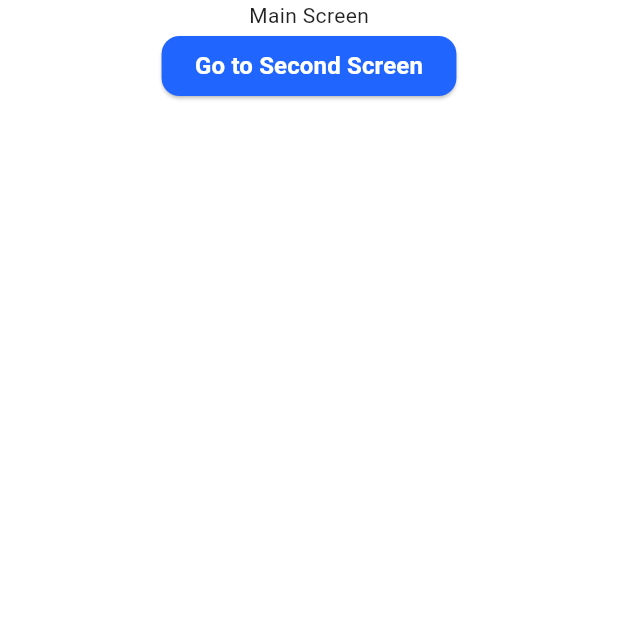
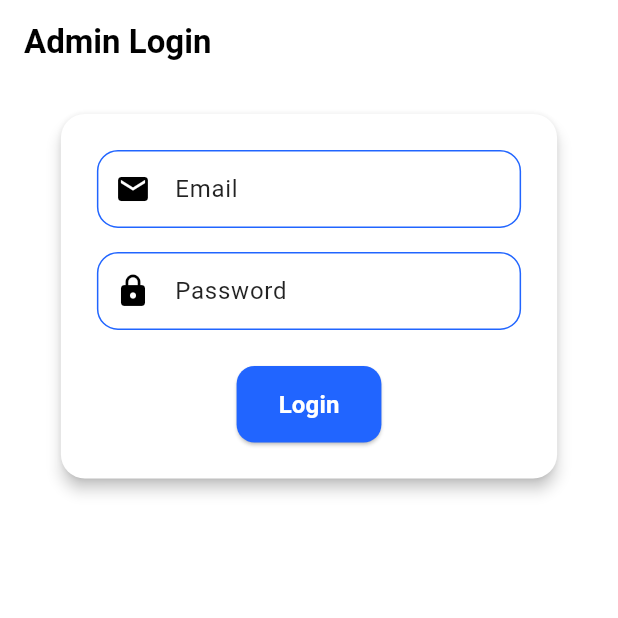
Before and after one commit to FSDTeam-SAA/flutter-david-weijian-test, a Flutter app: the screen it shows after launch, on a phone screen of 412 x 824 dp, the top half of it. Run offline on Flutter 3.47's test engine with Material 3 defaults, Android fonts, the phone set to English and light mode, and no system bars; our stand-ins replace dio, flutter_secure_storage, get.

Commit message:
Implement Login

```diff
--- a/lib/core/constants/api_constants.dart
+++ b/lib/core/constants/api_constants.dart
@@ -0,0 +1,28 @@
+class ApiConstants {
+  // Access the base URL from the .env file
+  static final String baseUrl = 'https://backend-david-weijian.onrender.com/api/v1';
+
+  static String get adminLoginEndpoint => '$baseUrl/admin/login';
+  static String get usersEndpoint => '$baseUrl/admin/all-users';
+
+  static String get contactDetailsEndpoint => '$baseUrl/admin/contact-details';
+  static String get bugReportEndpoint => '$baseUrl/admin/bug-report';
+  static String get allReviewsEndpoint => '$baseUrl/admin/all-review';
+
+  static String get testCentresEndpoint => '$baseUrl/admin/all-test-centre';
+
+  static String get routesEndpoint => '$baseUrl/route-details/route';
+
+  // post
+  static String get addTestCentreEndpoint => '$baseUrl/admin/add-test-centre';
+  static String get createRouteEndpoint => '$baseUrl/admin/create-route';
+
+  // put
+  static String get updateTestCentreEndpoint => '$baseUrl/admin/update-test-centre';
+  static String get updateRouteEndpoint => '$baseUrl/admin/update-route/';
+
+  // delete
+  static String get deleteTestCentreEndpoint => '$baseUrl/admin/delete-test-centre';
+  static String get deleteRouteEndpoint => '$baseUrl/admin/delete-route';
+
+}
--- a/lib/core/constants/key_constants.dart
+++ b/lib/core/constants/key_constants.dart
@@ -0,0 +1,3 @@
+abstract class KeyConstants {
+  static final String accessToken = 'accessToken';
+}
--- a/lib/core/network/api_client.dart
+++ b/lib/core/network/api_client.dart
@@ -0,0 +1,50 @@
+import 'package:david_weijian_test/core/constants/api_constants.dart';
+import 'package:david_weijian_test/core/services/secure_storage_service.dart';
+import 'package:dio/dio.dart';
+
+class ApiClient {
+  static final Dio _dio = Dio(BaseOptions(
+    baseUrl: ApiConstants.baseUrl,
+    connectTimeout: const Duration(seconds: 30),
+  ));
+
+  static void init() {
+    // Add interceptors
+    _dio.interceptors.add(InterceptorsWrapper(
+      onRequest: (options, handler) async {
+        // Add auth token if exists
+        final token = await _getAuthToken();
+        if (token != null) {
+          options.headers['Authorization'] = 'Bearer $token';
+        }
+        return handler.next(options);
+      },
+      onError: (DioException e, handler) {
+        throw _handleError(e); // Convert to user-friendly errors
+      },
+    ));
+  }
+
+  static Future<String?> _getAuthToken() async {
+    SecureStorageService secureStorage = SecureStorageService();
+    String? token = await secureStorage.getAccessToken();
+    if (token != null && token.isNotEmpty) {
+      return token;
+    }
+    return null;
+  }
+
+  static Exception _handleError(DioException e) {
+    if (e.response?.statusCode == 401) {
+      return Exception('Session expired - Please login again');
+    }
+    return Exception('Network error: ${e.message}');
+  }
+
+  // Example GET request
+  static Future<Response> get(String path) async => _dio.get(path);
+
+  // Example POST request
+  static Future<Response> post(String path, dynamic data) async =>
+      _dio.post(path, data: data);
+}
--- /dev/null
+++ b/lib/core/routes/app_pages.dart
@@ -0,0 +1,33 @@
+import 'package:david_weijian_test/core/routes/app_routes.dart';
+import 'package:david_weijian_test/presentation/bindings/auth_binding.dart';
+import 'package:david_weijian_test/presentation/bindings/splash_binding.dart';
+import 'package:david_weijian_test/presentation/screens/auth/login_screen.dart';
+import 'package:david_weijian_test/presentation/screens/dashboard/dashboard_screen.dart';
+import 'package:david_weijian_test/presentation/screens/splash_screen.dart';
+import 'package:get/get.dart';
+
+
+abstract class AppPages {
+  static final routes = [
+    GetPage(
+      name: Routes.splash,
+      page: () => const SplashScreen(),
+      binding: SplashBinding(),
+    ),
+
+    GetPage(
+      name: Routes.login,
+      page: () => LoginScreen(),
+      binding: AuthBinding(),
+    ),
+    GetPage(
+      name: Routes.dashboard,
+      page: () => const DashboardScreen(),
+      // bindings: [
+      //   DashboardBinding(),
+      //   UserBinding(),
+      // ],
+      // middlewares: [AuthMiddleware()],
+    ),
+  ];
+}
--- /dev/null
+++ b/lib/core/routes/app_routes.dart
@@ -0,0 +1,8 @@
+abstract class Routes {
+  static const splash = '/';
+  static const login = '/login';
+  static const dashboard = '/dashboard';
+  static const userProfile = '/user-profile';
+  static const settings = '/settings';
+  static const notFound = '/404';
+}
--- a/lib/core/services/secure_storage_service.dart
+++ b/lib/core/services/secure_storage_service.dart
@@ -0,0 +1,21 @@
+import 'package:david_weijian_test/core/constants/key_constants.dart';
+import 'package:flutter_secure_storage/flutter_secure_storage.dart';
+
+class SecureStorageService {
+  final FlutterSecureStorage _storage = const FlutterSecureStorage();
+
+  // Save access token
+  Future<void> saveAccessToken(String token) async {
+    await _storage.write(key: KeyConstants.accessToken, value: token);
+  }
+
+  // Get access token
+  Future<String?> getAccessToken() async {
+    return await _storage.read(key: KeyConstants.accessToken);
+  }
+
+  // Delete access token (for logout)
+  Future<void> deleteAccessToken() async {
+    await _storage.delete(key: KeyConstants.accessToken);
+  }
+}
--- a/lib/data/repositories/auth_repository_impl.dart
+++ b/lib/data/repositories/auth_repository_impl.dart
@@ -0,0 +1,28 @@
+// data/repositories/auth_repository_impl.dart
+import 'package:david_weijian_test/core/constants/api_constants.dart';
+import 'package:david_weijian_test/core/network/api_client.dart';
+import 'package:david_weijian_test/core/services/secure_storage_service.dart';
+import 'package:david_weijian_test/data/models/auth/auth_model.dart';
+import 'package:david_weijian_test/domain/repositories/auth_repository.dart';
+
+class AuthRepositoryImpl implements AuthRepository {
+  final SecureStorageService storage;
+
+  AuthRepositoryImpl({ required this.storage});
+
+  @override
+  Future<void> logout() async {
+    await storage.deleteAccessToken();
+  }
+
+  @override
+  Future<AuthResponse> login(String email, String password) async {
+    final response = await
+    ApiClient.post(
+      ApiConstants.adminLoginEndpoint,
+      {'email': email, 'password': password},
+    );
+
+    return AuthResponse.fromJson(response.data);
+  }
+}
--- /dev/null
+++ b/lib/domain/repositories/auth_repository.dart
@@ -0,0 +1,6 @@
+import 'package:david_weijian_test/data/models/auth/auth_model.dart';
+
+abstract class AuthRepository {
+  Future<AuthResponse> login(String email, String password);
+  Future<void> logout();
+}
--- a/lib/main.dart
+++ b/lib/main.dart
@@ -1,3 +1,5 @@
+import 'package:david_weijian_test/core/routes/app_pages.dart';
+import 'package:david_weijian_test/core/routes/app_routes.dart';
 import 'package:david_weijian_test/presentation/screens/main_screen.dart';
 import 'package:david_weijian_test/presentation/screens/second_screen.dart';
 import 'package:david_weijian_test/presentation/theme/app_theme.dart';
@@ -18,11 +20,8 @@ class MyApp extends StatelessWidget {
       debugShowCheckedModeBanner: false,
       title: 'Flutter Demo',
       theme: AppThemes.appThemeData,
-      initialRoute: '/',
-      getPages: [
-        GetPage(name: '/', page: () => MainScreen()),
-        GetPage(name: '/second', page: () => SecondScreen()),
-      ],
+      initialRoute: Routes.splash,
+      getPages: AppPages.routes,
     );
   }
 }
--- a/lib/presentation/bindings/auth_binding.dart
+++ b/lib/presentation/bindings/auth_binding.dart
@@ -0,0 +1,10 @@
+import 'package:david_weijian_test/presentation/controllers/auth_controller.dart';
+import 'package:get/get.dart';
+
+class AuthBinding implements Bindings {
+  @override
+  void dependencies() {
+    // Lazy load the LoginController when it's needed
+    Get.lazyPut(() => AuthController());
+  }
+}
--- a/lib/presentation/controllers/auth_controller.dart
+++ b/lib/presentation/controllers/auth_controller.dart
@@ -0,0 +1,63 @@
+
+import 'package:david_weijian_test/core/network/api_client.dart';
+import 'package:david_weijian_test/core/routes/app_routes.dart';
+import 'package:david_weijian_test/core/services/secure_storage_service.dart';
+import 'package:david_weijian_test/data/repositories/auth_repository_impl.dart';
+import 'package:get/get.dart';
+
+class AuthController extends GetxController {
+  final ApiClient _apiService = ApiClient();
+  final SecureStorageService _secureStorage = SecureStorageService();
+  var isLoading = false.obs;
+  var isLoggedIn = false.obs;
+  var accessToken = ''.obs;
+
+  final AuthRepositoryImpl _authRepository = AuthRepositoryImpl(storage: SecureStorageService());
+
+  @override
+  void onInit() {
+    checkLoginStatus();
+    super.onInit();
+  }
+
+  // Check if the user is already logged in
+  Future<void> checkLoginStatus() async {
+    isLoading(true);
+    final token = await _secureStorage.getAccessToken();
+    if (token != null) {
+      isLoggedIn(true);
+      accessToken(token);
+    }
+    isLoading(false);
+  }
+
+  // Admin login
+  Future<void> adminLogin(String email, String password) async {
+    try {
+      isLoading(true);
+      final response = await _authRepository.login(email, password);
+      if (response.status) {
+        isLoggedIn(true);
+        accessToken(response.accessToken ?? '');
+        await _secureStorage.saveAccessToken(
+          response.accessToken!,
+        ); // Save token
+        Get.offAllNamed(Routes.dashboard);
+      } else {
+        Get.snackbar('Error', response.message);
+      }
+    } catch (e) {
+      Get.snackbar('Error', e.toString());
+    } finally {
+      isLoading(false);
+    }
+  }
+
+  // Logout the admin
+  Future<void> logout() async {
+    isLoggedIn(false);
+    accessToken('');
+    await _secureStorage.deleteAccessToken(); // Delete token
+    Get.offAllNamed(Routes.login);
+  }
+}
--- a/lib/presentation/screens/auth/login_screen.dart
+++ b/lib/presentation/screens/auth/login_screen.dart
@@ -0,0 +1,106 @@
+import 'package:david_weijian_test/presentation/controllers/auth_controller.dart';
+import 'package:flutter/material.dart';
+import 'package:get/get.dart';
+
+class LoginScreen extends StatelessWidget {
+  final AuthController authController = Get.put(AuthController());
+  final TextEditingController emailController = TextEditingController();
+  final TextEditingController passwordController = TextEditingController();
+
+  LoginScreen({super.key});
+
+  @override
+  Widget build(BuildContext context) {
+    return Scaffold(
+      appBar: AppBar(title: const Text('Admin Login')),
+      body: LayoutBuilder(
+        builder: (context, constraints) {
+          return Align(
+            alignment: Alignment.center,
+            child: Container(
+              width:
+                  constraints.maxWidth > 600 ? 400 : constraints.maxWidth * 0.9,
+              padding: const EdgeInsets.all(16.0),
+              child: Column(
+                children: [
+                  Card(
+                    shape: RoundedRectangleBorder(
+                      borderRadius: BorderRadius.circular(16.0),
+                    ),
+                    elevation: 4,
+                    child: Padding(
+                      padding: const EdgeInsets.all(24.0),
+                      child: Column(
+                        mainAxisSize: MainAxisSize.min,
+                        children: [
+                          TextField(
+                            controller: emailController,
+                            decoration: InputDecoration(
+                              labelText: 'Email',
+                              border: OutlineInputBorder(
+                                borderRadius: BorderRadius.circular(12.0),
+                              ),
+                              prefixIcon: Icon(Icons.email),
+                            ),
+                          ),
+                          const SizedBox(height: 16),
+                          TextField(
+                            controller: passwordController,
+                            obscureText: true,
+                            decoration: InputDecoration(
+                              labelText: 'Password',
+                              border: OutlineInputBorder(
+                                borderRadius: BorderRadius.circular(12.0),
+                              ),
+                              prefixIcon: Icon(Icons.lock),
+                            ),
+                          ),
+                          const SizedBox(height: 24),
+                          Obx(() {
+                            return authController.isLoading.value
+                                ? const CircularProgressIndicator()
+                                : ElevatedButton(
+                                  style: ElevatedButton.styleFrom(
+                                    padding: const EdgeInsets.symmetric(
+                                      vertical: 14,
+                                      horizontal: 28,
+                                    ),
+                                    shape: RoundedRectangleBorder(
+                                      borderRadius: BorderRadius.circular(12.0),
+                                    ),
+                                  ),
+                                  onPressed: () {
+                                    final email = emailController.text.trim();
+                                    final password =
+                                        passwordController.text.trim();
+                                    if (email.isEmpty || password.isEmpty) {
+                                      Get.snackbar(
+                                        'Error',
+                                        'Please fill all fields',
+                                      );
+                                    } else {
+                                      authController.adminLogin(
+                                        email,
+                                        password,
+                                      );
+                                    }
+                                  },
+                                  child: const Text(
+                                    'Login',
+                                    style: TextStyle(fontSize: 16),
+                                  ),
+                                );
+                          }),
+                        ],
+                      ),
+                    ),
+                  ),
+                ],
+              ),
+            ),
+          );
+        },
+      ),
+    );
+  }
+}
--- a/pubspec.yaml
+++ b/pubspec.yaml
@@ -35,6 +35,8 @@ dependencies:
   # Use with the CupertinoIcons class for iOS style icons.
   cupertino_icons: ^1.0.8
   get: ^4.7.2
+  flutter_secure_storage: ^9.2.4
+  dio: ^5.8.0+1
 
 dev_dependencies:
   flutter_test:
```
Also changed, not shown: lib/data/models/auth/auth_model.dart (added, +17 -0 lines), lib/presentation/bindings/splash_binding.dart (added, +11 -0 lines), lib/presentation/controllers/splash_controller.dart (added, +29 -0 lines), lib/presentation/screens/dashboard/dashboard_screen.dart (added, +28 -0 lines), lib/presentation/screens/splash_screen.dart (added, +14 -0 lines), lib/presentation/widgets/loading_widget.dart (added, +14 -0 lines), lib/presentation/controllers/login_controller.dart (added), pubspec.lock, 11 other files.
